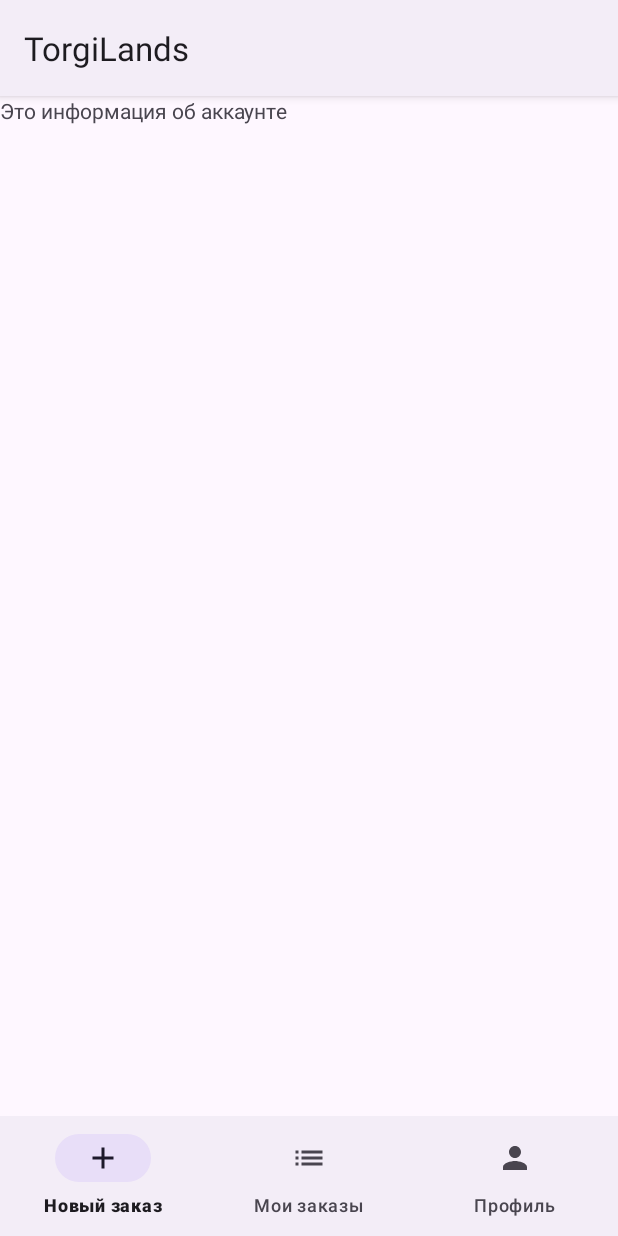
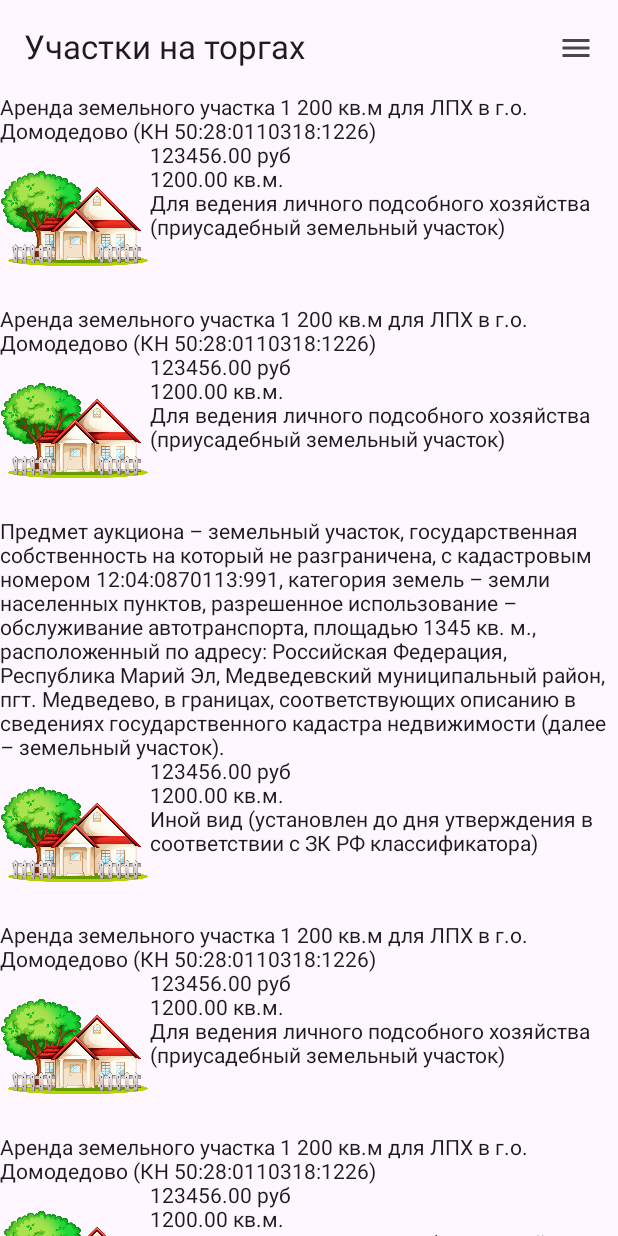
Before and after one commit to iseletkov/TorgiLands, an Android app built with Jetpack Compose: the screen it shows after launch (CActivityBottomNavigation before the commit, CActivityLandListCompose after it), on a phone screen of 412 x 824 dp. Run offline under Robolectric (Android 15) with nearby library versions, the phone set to English and light mode, and no system bars.

Commit message:
Пример реализации списка элементов с помощью JetPack Compose LazyColumn.

```diff
--- a/app/src/main/java/ru/psu/mobile/torgilands/model/CLand.kt
+++ b/app/src/main/java/ru/psu/mobile/torgilands/model/CLand.kt
@@ -1,8 +1,11 @@
 package ru.psu.mobile.torgilands.model
 
+import java.util.UUID
+
 data class CLand (
-    val header : String,
-    val price : Double,
-    val square : Double,
-    val type : String
+    var id : UUID,
+    var header : String,
+    var price : Double,
+    var square : Double,
+    var type : String
 )
--- /dev/null
+++ b/app/src/main/java/ru/psu/mobile/torgilands/ui/activitylandlist/CActivityLandListCompose.kt
@@ -0,0 +1,230 @@
+package ru.psu.mobile.torgilands.ui.activitylandlist
+
+import android.app.Activity
+import android.content.Intent
+import android.os.Bundle
+import androidx.activity.ComponentActivity
+import androidx.activity.compose.setContent
+import androidx.activity.result.ActivityResultLauncher
+import androidx.activity.result.contract.ActivityResultContracts
+import androidx.compose.foundation.ExperimentalFoundationApi
+import androidx.compose.foundation.Image
+import androidx.compose.foundation.layout.Arrangement
+import androidx.compose.foundation.layout.Column
+import androidx.compose.foundation.layout.PaddingValues
+import androidx.compose.foundation.layout.Row
+import androidx.compose.foundation.layout.size
+import androidx.compose.foundation.lazy.LazyColumn
+import androidx.compose.foundation.lazy.items
+import androidx.compose.material.icons.Icons
+import androidx.compose.material.icons.filled.Menu
+import androidx.compose.material.icons.outlined.Settings
+import androidx.compose.material3.DropdownMenu
+import androidx.compose.material3.DropdownMenuItem
+import androidx.compose.material3.ExperimentalMaterial3Api
+import androidx.compose.material3.Icon
+import androidx.compose.material3.IconButton
+import androidx.compose.material3.Scaffold
+import androidx.compose.material3.Text
+import androidx.compose.material3.TopAppBar
+import androidx.compose.runtime.Composable
+import androidx.compose.runtime.getValue
+import androidx.compose.runtime.mutableStateOf
+import androidx.compose.runtime.remember
+import androidx.compose.runtime.setValue
+import androidx.compose.ui.Modifier
+import androidx.compose.ui.platform.LocalContext
+import androidx.compose.ui.res.painterResource
+import androidx.compose.ui.text.style.TextOverflow
+import androidx.compose.ui.tooling.preview.Preview
+import androidx.compose.ui.unit.dp
+import ru.psu.mobile.torgilands.R
+import ru.psu.mobile.torgilands.model.CLand
+import ru.psu.mobile.torgilands.ui.CActivitySettings
+import java.util.UUID
+
+class CActivityLandListCompose              : ComponentActivity() {
+    lateinit var resultLauncher             : ActivityResultLauncher<Intent>
+    var items                               = mutableListOf<CLand>()
+    override fun onCreate(savedInstanceState: Bundle?) {
+        super.onCreate(savedInstanceState)
+        setContent {
+            CPreview()
+        }
+        items.add(
+            CLand(
+                UUID.randomUUID(),
+                "Аренда земельного участка 1 200 кв.м для ЛПХ в г.о. Домодедово (КН 50:28:0110318:1226)",
+                123456.00,
+                1200.0,
+                "Для ведения личного подсобного хозяйства (приусадебный земельный участок)"
+            )
+        )
+        items.add(
+            CLand(
+                UUID.randomUUID(),
+                "Аренда земельного участка 1 200 кв.м для ЛПХ в г.о. Домодедово (КН 50:28:0110318:1226)",
+                123456.00,
+                1200.0,
+                "Для ведения личного подсобного хозяйства (приусадебный земельный участок)"
+            )
+        )
+        items.add(
+            CLand(
+                UUID.randomUUID(),
+                "Предмет аукциона – земельный участок, государственная собственность на который не разграничена, с кадастровым номером 12:04:0870113:991, категория земель – земли населенных пунктов, разрешенное использование – обслуживание автотранспорта, площадью 1345 кв. м., расположенный по адресу: Российская Федерация, Республика Марий Эл, Медведевский муниципальный район, пгт. Медведево, в границах, соответствующих описанию в сведениях государственного кадастра недвижимости (далее – земельный участок).",
+                123456.00,
+                1200.0,
+                "Иной вид (установлен до дня утверждения в соответствии с ЗК РФ классификатора)"
+            )
+        )
+        items.add(
+            CLand(
+                UUID.randomUUID(),
+                "Аренда земельного участка 1 200 кв.м для ЛПХ в г.о. Домодедово (КН 50:28:0110318:1226)",
+                123456.00,
+                1200.0,
+                "Для ведения личного подсобного хозяйства (приусадебный земельный участок)"
+            )
+        )
+        items.add(
+            CLand(
+                UUID.randomUUID(),
+                "Аренда земельного участка 1 200 кв.м для ЛПХ в г.о. Домодедово (КН 50:28:0110318:1226)",
+                123456.00,
+                1200.0,
+                "Для ведения личного подсобного хозяйства (приусадебный земельный участок)"
+            )
+        )
+
+        resultLauncher = registerForActivityResult(ActivityResultContracts.StartActivityForResult()) { result ->
+            if (result.resultCode == Activity.RESULT_OK) {
+                // There are no request codes
+                val data = result.data?.extras
+
+                val x = 123
+            }
+        }
+    }
+
+}
+@Composable
+fun Menu(
+    menuState                               : Boolean,
+    updateState                             : (
+        state                               : Boolean
+    )                                       -> Unit
+)
+{
+    val activity                            = LocalContext.current as CActivityLandListCompose
+
+    DropdownMenu(
+        expanded                            = menuState,
+        onDismissRequest                    = { updateState(false) }
+    ) {
+        DropdownMenuItem(
+            text                            = { Text("Настройки") },
+            onClick                         = {
+                val intent                  = Intent(
+                    activity,
+                    CActivitySettings::class.java
+                ).apply {
+                    // you can add values(if any) to pass to the next class or avoid using `.apply`
+                    putExtra("MY_PARAM1", "123123123")
+                }
+                activity.resultLauncher.launch(intent)
+            },
+            leadingIcon                     = {
+                Icon(
+                    Icons.Outlined.Settings,
+                    contentDescription      = "Настройки"
+                )
+            })
+    }
+}
+
+@OptIn(ExperimentalMaterial3Api::class)
+@Composable
+fun MyTopBar(
+)
+{
+    var menuState by remember { mutableStateOf(false) }
+    TopAppBar(
+        title                               = {
+            Text(
+                "Участки на торгах",
+                maxLines                    = 1,
+                overflow                    = TextOverflow.Ellipsis
+            )
+        },
+        actions                             = {
+            IconButton(
+                onClick                     = {
+                    menuState               = true
+                }
+            ) {
+                Icon(
+                    imageVector             = Icons.Filled.Menu,
+                    contentDescription      = "Меню"
+                )
+            }
+            Menu(menuState){
+                menuState                   = it
+            }
+        }
+    )
+}
+@Composable
+fun LandCard(
+    land                                    : CLand
+)
+{
+    Column{
+        Text(text                           = land.header)
+        Row {
+            Image(
+                painter                     = painterResource(
+                    id                      = R.drawable.house
+                ),
+                contentDescription          = "Фото участка",
+                modifier                    = Modifier.size(100.dp, 100.dp)
+            )
+            Column {
+                Text(text = String.format("%.2f руб", land.price))
+                Text(text = String.format("%.2f кв.м.", land.square))
+                Text(text = land.type)
+            }
+        }
+    }
+
+}
+
+@OptIn(ExperimentalMaterial3Api::class)
+@Composable
+fun Content(
+    innerPadding                            : PaddingValues
+)
+{
+    val activity                            = LocalContext.current as CActivityLandListCompose
+
+    LazyColumn(
+        contentPadding                      = innerPadding,
+        verticalArrangement                 = Arrangement.spacedBy(9.dp)
+    ) {
+        items(activity.items){
+            LandCard(it)
+        }
+    }
+}
+@OptIn(ExperimentalMaterial3Api::class, ExperimentalFoundationApi::class)
+@Preview(showBackground = true)
+@Composable
+fun CPreview() {
+
+    Scaffold(
+        topBar                              = { MyTopBar() },
+        content                             = { innerPadding ->
+            Content(innerPadding            = innerPadding)
+        }
+    )
+}
```
Also changed, not shown: app/src/main/AndroidManifest.xml (+5 -5 lines), app/src/main/java/ru/psu/mobile/torgilands/ui/CActivityLandListCompose.kt (deleted, +0 -296 lines), app/src/main/java/ru/psu/mobile/torgilands/ui/activitylandlist/CActivityLandListClassic.kt (+12 -5 lines).
